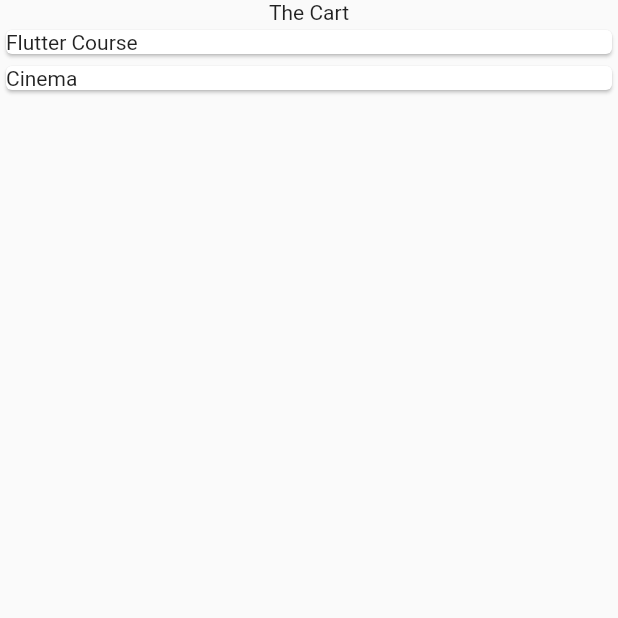
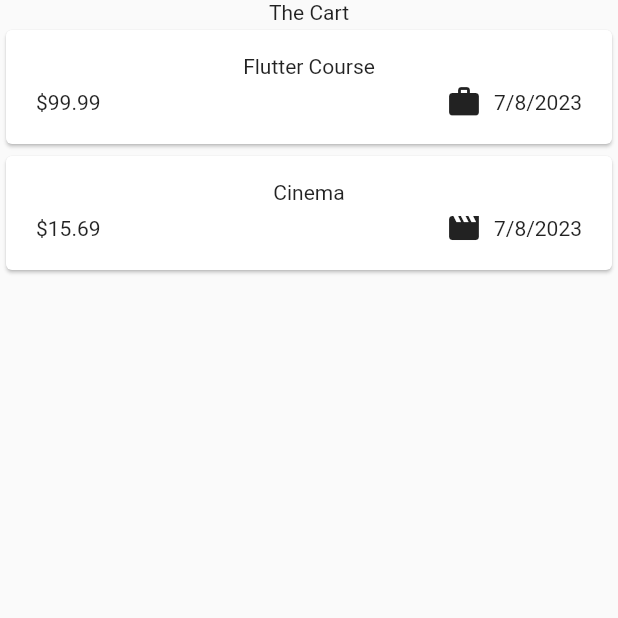
Before and after one commit to EshanDeSilva/expenses-tracker, a Flutter app: the screen it shows after launch, on a phone screen of 412 x 824 dp, the top half of it. Run offline on Flutter 3.47's test engine with Material 2 defaults, Android fonts, the phone set to English and light mode, and no system bars.

Commit message:
expenses list widget completed

```diff
--- a/lib/models/expense.dart
+++ b/lib/models/expense.dart
@@ -1,4 +1,8 @@
+import 'package:flutter/material.dart';
+import 'package:intl/intl.dart';
 import 'package:uuid/uuid.dart';
+
+final formatter = DateFormat.yMd();
 
 const uuid = Uuid();
 
@@ -8,6 +12,13 @@ enum Category {
   leisure,
   work,
 }
+
+const categoryIcons = {
+  Category.foods: Icons.lunch_dining,
+  Category.travel: Icons.flight_takeoff,
+  Category.leisure: Icons.movie,
+  Category.work: Icons.work,
+};
 
 class Expense {
   Expense({
@@ -22,4 +33,8 @@ class Expense {
   final double amount;
   final DateTime date;
   final Category category;
+
+  String get formattedDate {
+    return formatter.format(date);
+  }
 }
--- a/lib/widget/expenses_list/expense_item.dart
+++ b/lib/widget/expenses_list/expense_item.dart
@@ -9,7 +9,31 @@ class ExpenseItem extends StatelessWidget {
   @override
   Widget build(BuildContext context) {
     return Card(
-      child: Text(expense.title),
+      child: Padding(
+        padding: const EdgeInsets.symmetric(
+          horizontal: 20,
+          vertical: 16,
+        ),
+        child: Column(
+          children: [
+            Text(expense.title),
+            const SizedBox(height: 4),
+            Row(
+              children: [
+                Text('\$${expense.amount.toStringAsFixed(2)}'),
+                const Spacer(),
+                Row(
+                  children: [
+                    Icon(categoryIcons[expense.category]),
+                    const SizedBox(width: 8),
+                    Text(expense.formattedDate),
+                  ],
+                ),
+              ],
+            ),
+          ],
+        ),
+      ),
     );
   }
 }
--- a/pubspec.yaml
+++ b/pubspec.yaml
@@ -36,6 +36,7 @@ dependencies:
   # Use with the CupertinoIcons class for iOS style icons.
   cupertino_icons: ^1.0.2
   uuid: ^3.0.7
+  intl: ^0.18.1
 
 dev_dependencies:
   flutter_test:
```
Also changed, not shown: pubspec.lock.
